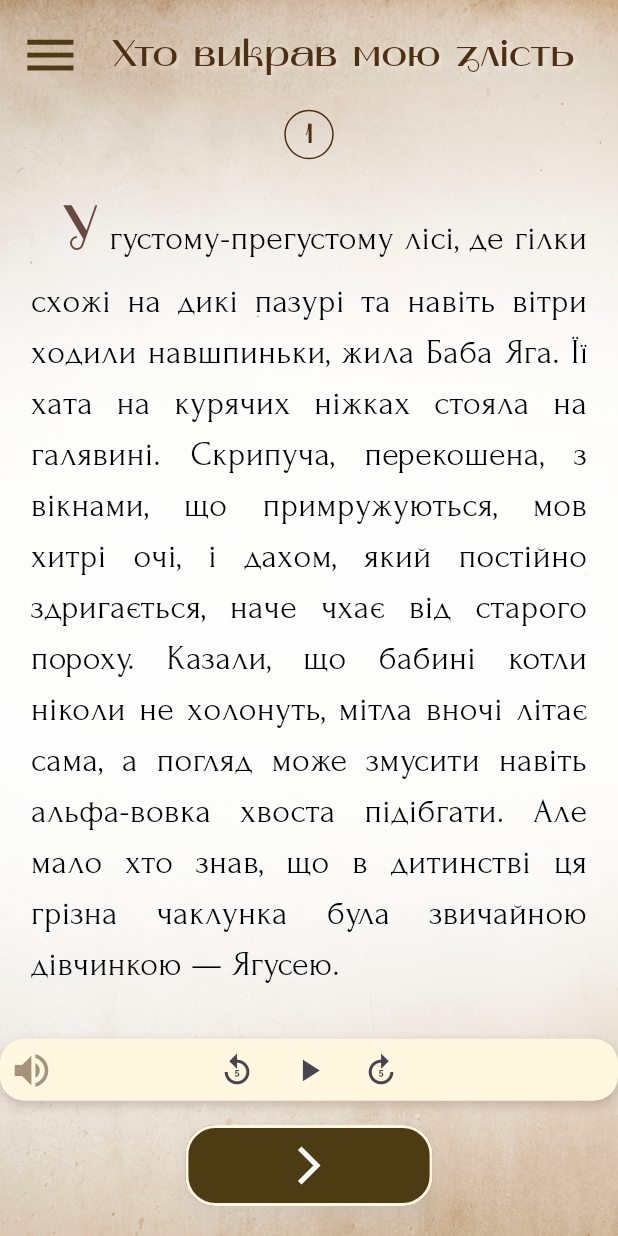
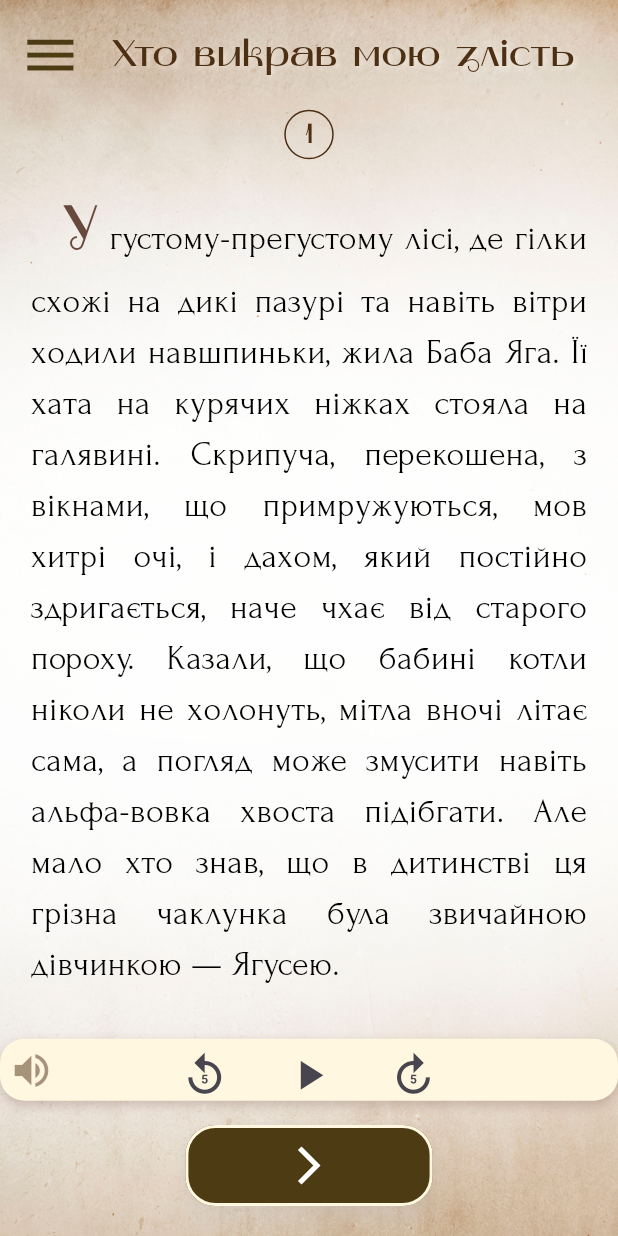
Before and after one commit to SergiyKlymenko/yaga_storybook_app, a Flutter app: the BookPageScreen screen opened directly, on a phone screen of 412 x 824 dp. Run offline on Flutter 3.47's test engine with Material 3 defaults, Android fonts, the phone set to English and light mode, and no system bars; our stand-ins replace flutter_dotenv, flutter_svg, just_audio, lucide_icons; missing offline and left inert: dart:ffi; generated files the repository leaves out were written again.

Commit message:
vol buttons positione

```diff
--- a/lib/widgets/audio_cntrols.dart
+++ b/lib/widgets/audio_cntrols.dart
@@ -54,9 +54,10 @@ class _AudioControlsState extends State<AudioControls> {
       mainAxisAlignment: MainAxisAlignment.center,
       children: [
         IconButton(
-          icon: Icon(Icons.replay_5, size: scrheight * 0.03),
+          icon: Icon(Icons.replay_5, size: scrwidth * 0.08),
           onPressed: _rewind,
         ),
+        SizedBox(width: scrwidth * 0.05),
         StreamBuilder<PlayerState>(
           stream: _player.playerStateStream,
           builder: (context, snapshot) {
@@ -71,13 +72,14 @@ class _AudioControlsState extends State<AudioControls> {
 
             return IconButton(
               icon: Icon(playing ? Icons.pause : Icons.play_arrow,
-                  size: scrheight * 0.03),
+                  size: scrwidth * 0.08),
               onPressed: playing ? _player.pause : _player.play,
             );
           },
         ),
+        SizedBox(width: scrwidth * 0.05),
         IconButton(
-          icon: Icon(Icons.forward_5, size: scrheight * 0.03),
+          icon: Icon(Icons.forward_5, size: scrwidth * 0.08),
           onPressed: _forward,
         ),
       ],
```
